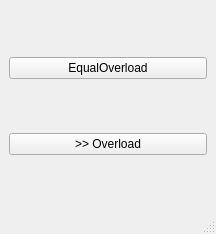
MindDevastation/homework3_overloadpara, file mainwindow.ui: the form before one commit.
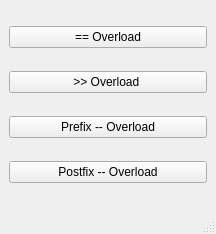
The form after the commit.

What changed in the file:
```diff
--- a/mainwindow.ui
+++ b/mainwindow.ui
@@ -20,14 +20,28 @@
       <item>
        <widget class="QPushButton" name="EqualOverload">
         <property name="text">
-         <string>EqualOverload</string>
+         <string>== Overload</string>
         </property>
        </widget>
       </item>
       <item>
        <widget class="QPushButton" name="matrixOverload">
         <property name="text">
-         <string>&gt;&gt; Overload</string>
+         <string>&gt;&gt; Overload </string>
+        </property>
+       </widget>
+      </item>
+      <item>
+       <widget class="QPushButton" name="prefixDecr">
+        <property name="text">
+         <string>Prefix -- Overload</string>
+        </property>
+       </widget>
+      </item>
+      <item>
+       <widget class="QPushButton" name="postfixOverload">
+        <property name="text">
+         <string>Postfix -- Overload</string>
         </property>
        </widget>
       </item>
```
